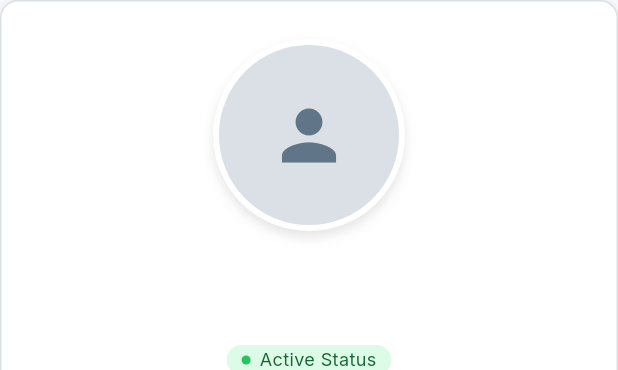
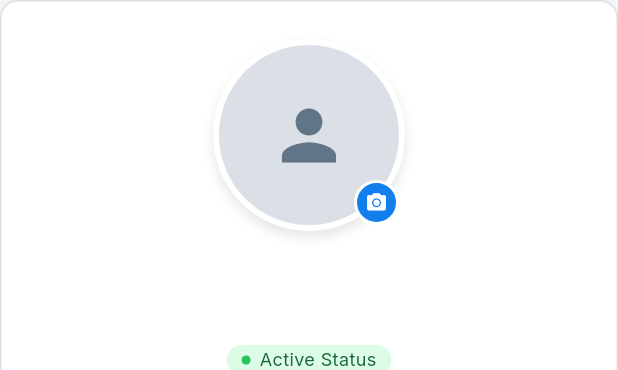
Before and after one commit to EslamMDahy/learnova, a Flutter app: the _ProfileCard widget shown alone on an empty page, opened directly with empty values, on a phone screen of 412 x 824 dp. Shown: the top 370 px of the screen. Run offline on Flutter 3.47's test engine with Material 3 defaults, Android fonts, the phone set to English and light mode, and no system bars; our stand-ins replace dio, equatable, file_picker, flutter_riverpod, go_router; missing offline and left inert: dart:html, dart:ui_web; network calls fail; project files that could hold a hidden picture were left out.

Commit message:
Restore clickable avatar with image picker in settings

```diff
--- a/flutter/lib/features/settings/presentation/pages/settings_page_widgets.dart
+++ b/flutter/lib/features/settings/presentation/pages/settings_page_widgets.dart
@@ -77,7 +77,13 @@ class _ProfileCard extends StatelessWidget {
             right: 0,
             child: Column(
               children: [
-                // Avatar (view-only; no tap, no edit icon, no loading overlay)
+                // Avatar with upload overlay
+                GestureDetector(
+                  onTap: uploadingAvatar ? null : onUploadAvatar,
+                  child: Stack(
+                    alignment: Alignment.center,
+                    clipBehavior: Clip.none,
+                    children: [
                       Container(
                         width: 128,
                         height: 128,
@@ -85,8 +91,8 @@ class _ProfileCard extends StatelessWidget {
                           color: AppColors.borderSoft,
                           borderRadius: BorderRadius.circular(9999),
                           border: Border.all(color: AppColors.cardBg, width: 4),
-                    boxShadow: const [
-                      BoxShadow(
+                          boxShadow: [
+                            const BoxShadow(
                               blurRadius: 6,
                               offset: Offset(0, 4),
                               color: Color(0x1A000000),
@@ -106,11 +112,40 @@ class _ProfileCard extends StatelessWidget {
                                     color: AppColors.muted,
                                   ),
                                 )
-                        : Icon(
-                            Icons.person,
-                            size: 54,
-                            color: AppColors.muted,
+                              : Icon(Icons.person, size: 54, color: AppColors.muted),
                         ),
+                      ),
+                      if (uploadingAvatar)
+                        Container(
+                          width: 128,
+                          height: 128,
+                          decoration: BoxDecoration(
+                            color: Colors.black38,
+                            borderRadius: BorderRadius.circular(9999),
+                          ),
+                          child: const Center(
+                            child: CircularProgressIndicator(
+                              strokeWidth: 2.5,
+                              color: Colors.white,
+                            ),
+                          ),
+                        )
+                      else
+                        Positioned(
+                          bottom: 4,
+                          right: 4,
+                          child: Container(
+                            width: 30,
+                            height: 30,
+                            decoration: BoxDecoration(
+                              color: AppColors.primary,
+                              shape: BoxShape.circle,
+                              border: Border.all(color: AppColors.cardBg, width: 2),
+                            ),
+                            child: const Icon(Icons.camera_alt, size: 15, color: Colors.white),
+                          ),
+                        ),
+                    ],
                   ),
                 ),
                 const SizedBox(height: 12),
@@ -135,8 +170,7 @@ class _ProfileCard extends StatelessWidget {
                 ),
                 const SizedBox(height: 10),
                 Container(
-                  padding:
-                      const EdgeInsets.symmetric(horizontal: 10, vertical: 2),
+                  padding: const EdgeInsets.symmetric(horizontal: 10, vertical: 2),
                   decoration: BoxDecoration(
                     color: AppColors.successBg,
                     borderRadius: BorderRadius.circular(9999),
@@ -318,11 +352,7 @@ class _NavItem extends StatelessWidget {
     final color = selected ? AppColors.primary : AppColors.muted;
     final weight = selected ? FontWeight.w700 : FontWeight.w500;
 
-    return InkWell(
-      hoverColor: Colors.transparent,
-      splashColor: Colors.transparent,
-      highlightColor: Colors.transparent,
-      overlayColor: const WidgetStatePropertyAll(Colors.transparent),
+    return InkWell(hoverColor: Colors.transparent, splashColor: Colors.transparent, highlightColor: Colors.transparent, overlayColor: const WidgetStatePropertyAll(Colors.transparent),
       onTap: onTap,
       child: Container(
         height: 56,
@@ -347,8 +377,10 @@ class _NavItem extends StatelessWidget {
       ),
     );
   }
+
+
+
 }
-
 class _SettingsSkeleton extends StatelessWidget {
   const _SettingsSkeleton();
 
@@ -401,7 +433,6 @@ class _SettingsSkeleton extends StatelessWidget {
       ),
     );
   }
-
   @override
   Widget build(BuildContext context) {
     Theme.of(context);
@@ -432,7 +463,9 @@ class _SettingsSkeleton extends StatelessWidget {
             ),
           ],
         ),
+
         const SizedBox(height: 24),
+
         // Body skeleton
         Expanded(
           child: SingleChildScrollView(
```
Lines whose indentation alone changed are shown as unchanged.
